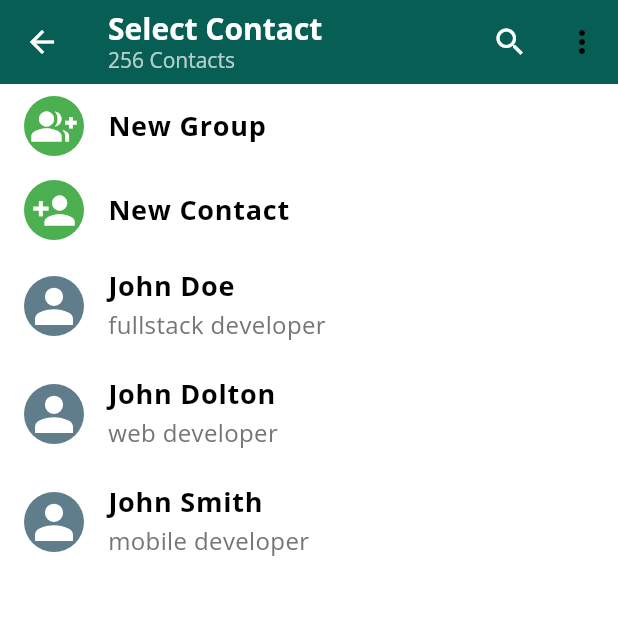
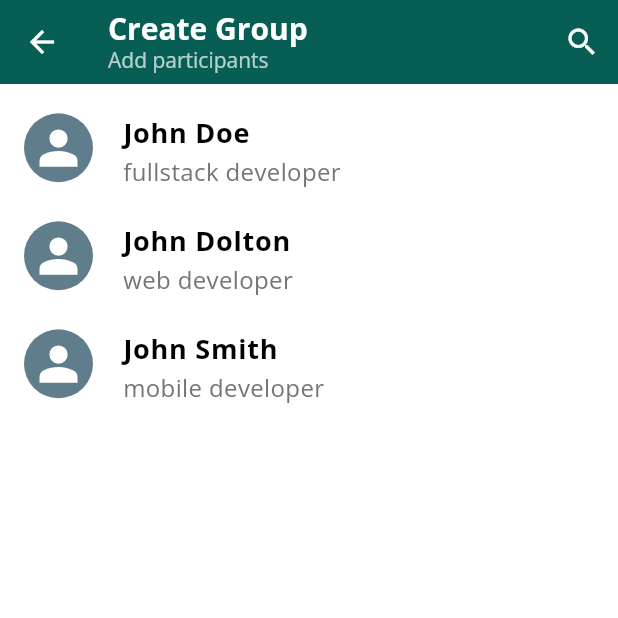
Before and after one commit to ASHAN2021/ChatApp, a Flutter app: the SelectContact screen opened directly, after a tap on "New Group", on a phone screen of 412 x 824 dp, the top half of it. Run offline on Flutter 3.47's test engine with Material 3 defaults, Android fonts, the phone set to English and light mode, and no system bars; our stand-ins replace emoji_picker_flutter, flutter_svg.

Commit message:
implement by create new group page

```diff
--- a/chatapp/lib/CustomUI/button_card.dart
+++ b/chatapp/lib/CustomUI/button_card.dart
@@ -10,9 +10,7 @@ class ButtonCard extends StatelessWidget {
 
   @override
   Widget build(BuildContext context) {
-    return InkWell(
-      onTap: () {},
-      child: ListTile(
+    return ListTile(
       leading: CircleAvatar(
         backgroundColor: Colors.green,
         child: Icon(icon ?? Icons.person, size: 30, color: Colors.white),
@@ -21,7 +19,6 @@ class ButtonCard extends StatelessWidget {
         name ?? 'Unknown',
         style: TextStyle(fontWeight: FontWeight.bold, fontSize: 18),
       ),
-      ),
     );
   }
 }
--- a/chatapp/lib/CustomUI/contact_card.dart
+++ b/chatapp/lib/CustomUI/contact_card.dart
@@ -3,22 +3,43 @@ import 'package:flutter/material.dart';
 import 'package:flutter_svg/svg.dart';
 
 class ContactCard extends StatelessWidget {
-  const ContactCard({super.key, this.contact});
+  final ChatModel? contact;
+  final VoidCallback? onTap;
 
-  final ChatModel? contact;
+  const ContactCard({Key? key, this.contact, this.onTap}) : super(key: key);
 
   @override
   Widget build(BuildContext context) {
     return InkWell(
-      onTap: () {},
+      onTap: onTap,
       child: ListTile(
-        leading: CircleAvatar(
+        leading: Container(
+          width: 50,
+          height: 53,
+          child: Stack(
+            children: [
+              CircleAvatar(
+                radius: 23,
                 backgroundColor: Colors.blueGrey,
                 child: SvgPicture.asset(
                   'assets/person.svg',
                   width: 38,
                   height: 38,
                   color: Colors.white,
+                ),
+              ),
+              contact?.select == true
+                  ? Positioned(
+                      bottom: 4,
+                      right: 5,
+                      child: CircleAvatar(
+                        backgroundColor: Colors.teal,
+                        radius: 10,
+                        child: Icon(Icons.check, color: Colors.white, size: 18),
+                      ),
+                    )
+                  : Container(),
+            ],
           ),
         ),
         title: Text(
--- a/chatapp/lib/Model/chat_model.dart
+++ b/chatapp/lib/Model/chat_model.dart
@@ -5,6 +5,7 @@ class ChatModel {
   String? currentMessage;
   String? time;
   String? status;
+  bool select;
 
   ChatModel({
     this.name,
@@ -13,5 +14,6 @@ class ChatModel {
     this.currentMessage,
     this.time,
     this.status,
+    this.select = false,
   });
 }
--- /dev/null
+++ b/chatapp/lib/Screens/create_group.dart
@@ -0,0 +1,123 @@
+import 'package:chatapp/CustomUI/avatar_card.dart';
+import 'package:chatapp/CustomUI/button_card.dart';
+import 'package:chatapp/CustomUI/contact_card.dart';
+import 'package:chatapp/Model/chat_model.dart';
+import 'package:flutter/material.dart';
+
+class CreateGroup extends StatefulWidget {
+  const CreateGroup({super.key});
+
+  @override
+  State<CreateGroup> createState() => _CreateGroupState();
+}
+
+class _CreateGroupState extends State<CreateGroup> {
+  List<ChatModel> contacts = [
+    ChatModel(name: 'John Doe', status: 'fullstack developer'),
+    ChatModel(name: 'John Dolton', status: 'web developer'),
+    ChatModel(name: 'John Smith', status: 'mobile developer'),
+  ];
+
+  List<ChatModel> groups = [];
+  @override
+  Widget build(BuildContext context) {
+    return Scaffold(
+      appBar: AppBar(
+        leading: IconButton(
+          icon: const Icon(Icons.arrow_back, color: Colors.white),
+          onPressed: () {
+            Navigator.pop(context);
+          },
+        ),
+        title: Column(
+          crossAxisAlignment: CrossAxisAlignment.start,
+          mainAxisAlignment: MainAxisAlignment.center,
+          children: [
+            const Text(
+              'Create Group',
+              style: TextStyle(
+                fontSize: 20,
+                fontWeight: FontWeight.bold,
+                color: Colors.white,
+              ),
+            ),
+            Text(
+              'Add participants',
+              style: TextStyle(fontSize: 14, color: Colors.white70),
+            ),
+          ],
+        ),
+        backgroundColor: const Color(0xff075E54),
+        actions: [
+          IconButton(
+            icon: const Icon(Icons.search, color: Colors.white),
+            onPressed: () {
+              // Implement search functionality here
+            },
+          ),
+        ],
+      ),
+      body: Stack(
+        children: [
+          ListView.builder(
+            itemCount: contacts.length + 1,
+            itemBuilder: (context, index) {
+              if (index == 0) {
+                return Container(height: groups.length > 0 ? 90 : 10);
+              }
+              return ContactCard(
+                contact: contacts[index - 1],
+                onTap: () {
+                  setState(() {
+                    contacts[index - 1].select = !contacts[index - 1].select;
+                    print(
+                      '${contacts[index - 1].name} select: ${contacts[index - 1].select}',
+                    );
+                    if (contacts[index - 1].select) {
+                      groups.add(contacts[index - 1]);
+                    } else {
+                      groups.remove(contacts[index - 1]);
+                    }
+                  });
+                },
+              );
+            },
+
+            // Adjust the number of contacts as needed
+          ),
+
+          groups.length > 0
+              ? Column(
+                  children: [
+                    Container(
+                      height: 70,
+                      color: Colors.white,
+                      child: ListView.builder(
+                        scrollDirection: Axis.horizontal,
+                        itemCount: contacts.length,
+                        itemBuilder: (context, index) {
+                          if (contacts[index].select == true) {
+                            return InkWell(
+                              onTap: () {
+                                setState(() {
+                                  contacts[index].select = false;
+                                  groups.remove(contacts[index]);
+                                });
+                              },
+                              child: AvatarCard(contact: contacts[index]),
+                            );
+                          } else {
+                            return Container();
+                          }
+                        },
+                      ),
+                    ),
+                    Divider(thickness: 1, color: Colors.grey[300]),
+                  ],
+                )
+              : Container(),
+        ],
+      ),
+    );
+  }
+}
--- a/chatapp/lib/Screens/select_contact.dart
+++ b/chatapp/lib/Screens/select_contact.dart
@@ -1,6 +1,7 @@
 import 'package:chatapp/CustomUI/button_card.dart';
 import 'package:chatapp/CustomUI/contact_card.dart';
 import 'package:chatapp/Model/chat_model.dart';
+import 'package:chatapp/Screens/create_group.dart';
 import 'package:flutter/material.dart';
 
 class SelectContact extends StatefulWidget {
@@ -75,7 +76,15 @@ class _SelectContactState extends State<SelectContact> {
         itemCount: contacts.length + 2,
         itemBuilder: (context, index) {
           if (index == 0) {
-            return ButtonCard(name: 'New Group', icon: Icons.group_add);
+            return InkWell(
+              onTap: () {
+                Navigator.push(
+                  context,
+                  MaterialPageRoute(builder: (context) => const CreateGroup()),
+                );
+              },
+              child: ButtonCard(name: 'New Group', icon: Icons.group_add),
+            );
           } else if (index == 1) {
             return ButtonCard(name: 'New Contact', icon: Icons.person_add);
           }
```
Also changed, not shown: chatapp/lib/CustomUI/avatar_card.dart (added, +46 -0 lines). Lines whose indentation alone changed are shown as unchanged.
